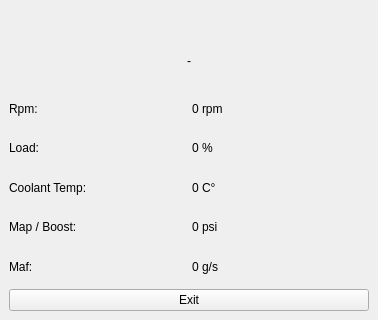
takyonxxx/ObdReader, file obdscan.ui: the form before one commit; both pictures show x 0 to 378 and y 291 to 611 of the 378 by 611 pixel window.
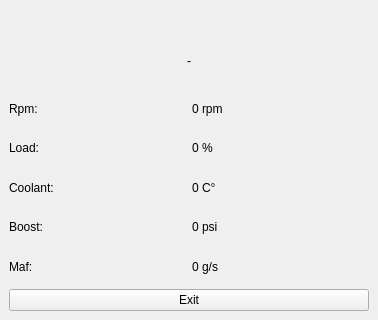
The form after the commit.

Diff of the .ui file:
```diff
--- a/obdscan.ui
+++ b/obdscan.ui
@@ -113,8 +113,14 @@
         </item>
         <item row="2" column="0">
          <widget class="QLabel" name="labelCoolantTitle">
+          <property name="maximumSize">
+           <size>
+            <width>16777215</width>
+            <height>16777215</height>
+           </size>
+          </property>
           <property name="text">
-           <string>Coolant Temp:</string>
+           <string>Coolant:</string>
           </property>
          </widget>
         </item>
@@ -127,8 +133,14 @@
         </item>
         <item row="3" column="0">
          <widget class="QLabel" name="labelMapTitle">
+          <property name="maximumSize">
+           <size>
+            <width>16777215</width>
+            <height>16777215</height>
+           </size>
+          </property>
           <property name="text">
-           <string>Map / Boost:</string>
+           <string>Boost:</string>
           </property>
          </widget>
         </item>
```
Left out of the diff: 18 changed lines with no effect on the pictures.
